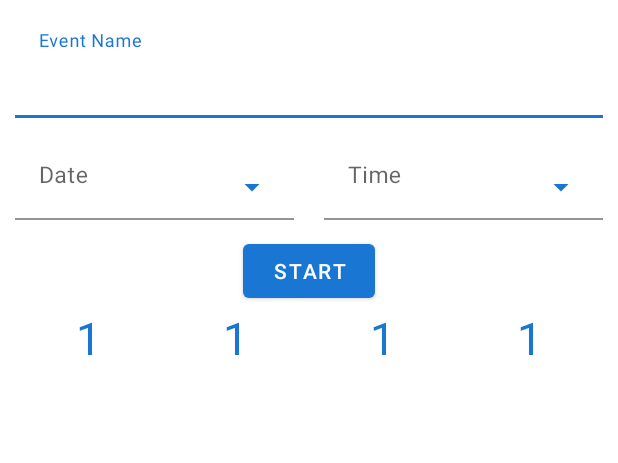
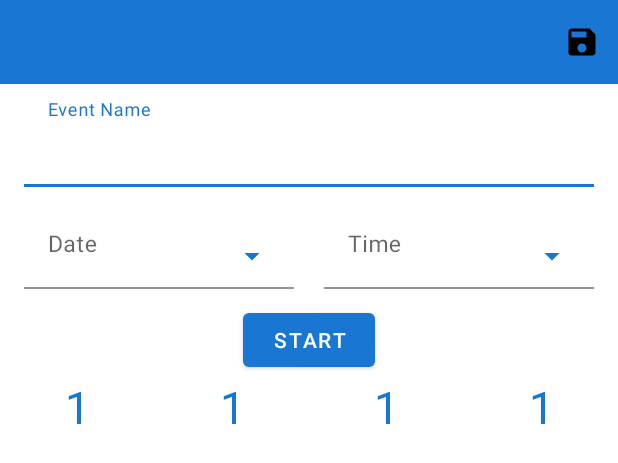
Before and after one commit to RoberMiranda92/CountDown, an Android app: the layout fragment_create_event.xml on its own in the app's theme, with its tools: preview values and no code run, on a phone screen of 412 x 824 dp. Shown: the top 463 px of the screen. Run offline under Robolectric (Android 15) with nearby library versions, the phone set to English and light mode, and no system bars.

Commit message:
Insert event in data base

```diff
--- a/app/build.gradle
+++ b/app/build.gradle
@@ -46,6 +46,8 @@ android {
 
 dependencies {
     implementation fileTree(dir: 'libs', include: ['*.jar'])
+    implementation project(":data")
+
     implementation "org.jetbrains.kotlin:kotlin-stdlib-jdk7:$kotlin_version"
     implementation 'androidx.appcompat:appcompat:1.1.0'
     implementation 'androidx.core:core-ktx:1.2.0'
--- a/app/src/main/java/com/robertomiranda/countdown/MainActivity.kt
+++ b/app/src/main/java/com/robertomiranda/countdown/MainActivity.kt
@@ -13,6 +13,5 @@ class MainActivity : AppCompatActivity() {
     override fun onCreate(savedInstanceState: Bundle?) {
         super.onCreate(savedInstanceState)
         setContentView(R.layout.activity_main)
-        setSupportActionBar(toolbar)
     }
 }
--- /dev/null
+++ b/app/src/main/res/drawable/ic_save.xml
@@ -0,0 +1,9 @@
+<vector xmlns:android="http://schemas.android.com/apk/res/android"
+        android:width="24dp"
+        android:height="24dp"
+        android:viewportWidth="24.0"
+        android:viewportHeight="24.0">
+    <path
+        android:fillColor="#FF000000"
+        android:pathData="M17,3L5,3c-1.11,0 -2,0.9 -2,2v14c0,1.1 0.89,2 2,2h14c1.1,0 2,-0.9 2,-2L21,7l-4,-4zM12,19c-1.66,0 -3,-1.34 -3,-3s1.34,-3 3,-3 3,1.34 3,3 -1.34,3 -3,3zM15,9L5,9L5,5h10v4z"/>
+</vector>
--- a/app/src/main/res/layout/fragment_create_event.xml
+++ b/app/src/main/res/layout/fragment_create_event.xml
@@ -18,18 +18,30 @@
         android:layout_width="match_parent"
         android:layout_height="match_parent"
         android:background="@drawable/rounded_primary_background"
-        android:padding="@dimen/default_margin"
         tools:context=".createevent.CreateEventFragment">
+
+        <androidx.appcompat.widget.Toolbar
+            android:id="@+id/toolbar"
+            android:layout_width="match_parent"
+            android:layout_height="?attr/actionBarSize"
+            android:background="?attr/colorPrimary"
+            app:layout_constraintStart_toEndOf="parent"
+            app:layout_constraintStart_toStartOf="parent"
+            app:layout_constraintTop_toTopOf="parent"
+            app:menu="@menu/create_event_menu"
+            app:popupTheme="@style/AppTheme.PopupOverlay" />
 
         <com.google.android.material.textfield.TextInputLayout
             android:id="@+id/event_name_container"
             style="@style/TextInputLayout"
             android:layout_width="match_parent"
             android:layout_height="wrap_content"
+            android:layout_marginStart="@dimen/default_activity_margin"
+            android:layout_marginEnd="@dimen/default_activity_margin"
             android:hint="@string/create_event_event_name"
             app:layout_constraintStart_toEndOf="parent"
             app:layout_constraintStart_toStartOf="parent"
-            app:layout_constraintTop_toTopOf="parent">
+            app:layout_constraintTop_toBottomOf="@id/toolbar">
 
             <com.google.android.material.textfield.TextInputEditText
                 style="@style/EditText.Big"
@@ -44,6 +56,7 @@
             style="@style/TextInputLayout"
             android:layout_width="0dp"
             android:layout_height="wrap_content"
+            android:layout_marginStart="@dimen/default_activity_margin"
             android:layout_marginTop="@dimen/default_margin"
             android:layout_marginEnd="@dimen/default_margin"
             android:foreground="?attr/selectableItemBackgroundBorderless"
@@ -69,6 +82,7 @@
             android:layout_height="wrap_content"
             android:layout_marginStart="@dimen/default_margin"
             android:layout_marginTop="@dimen/default_margin"
+            android:layout_marginEnd="@dimen/default_activity_margin"
             android:background="@color/white"
             android:foreground="?attr/selectableItemBackgroundBorderless"
             android:hint="@string/create_event_event_time"
@@ -102,41 +116,41 @@
             android:id="@+id/days"
             style="@style/Body.Big"
             android:layout_width="0dp"
-            tools:text = "1"
             android:layout_height="wrap_content"
             app:layout_constraintEnd_toStartOf="@id/hours"
             app:layout_constraintStart_toStartOf="parent"
-            app:layout_constraintTop_toBottomOf="@id/start_button" />
+            app:layout_constraintTop_toBottomOf="@id/start_button"
+            tools:text="1" />
 
         <com.google.android.material.textview.MaterialTextView
             android:id="@+id/hours"
             style="@style/Body.Big"
             android:layout_width="0dp"
-            tools:text = "1"
             android:layout_height="wrap_content"
             app:layout_constraintEnd_toStartOf="@id/minutes"
             app:layout_constraintStart_toEndOf="@id/days"
-            app:layout_constraintTop_toBottomOf="@id/start_button" />
+            app:layout_constraintTop_toBottomOf="@id/start_button"
+            tools:text="1" />
 
         <com.google.android.material.textview.MaterialTextView
             android:id="@+id/minutes"
             style="@style/Body.Big"
             android:layout_width="0dp"
-            tools:text = "1"
             android:layout_height="wrap_content"
             app:layout_constraintEnd_toStartOf="@id/seconds"
             app:layout_constraintStart_toEndOf="@id/hours"
-            app:layout_constraintTop_toBottomOf="@id/start_button" />
+            app:layout_constraintTop_toBottomOf="@id/start_button"
+            tools:text="1" />
 
         <com.google.android.material.textview.MaterialTextView
             android:id="@+id/seconds"
             style="@style/Body.Big"
             android:layout_width="0dp"
-            tools:text = "1"
             android:layout_height="wrap_content"
             app:layout_constraintEnd_toEndOf="parent"
             app:layout_constraintStart_toEndOf="@id/minutes"
-            app:layout_constraintTop_toBottomOf="@id/start_button" />
+            app:layout_constraintTop_toBottomOf="@id/start_button"
+            tools:text="1" />
 
     </androidx.constraintlayout.widget.ConstraintLayout>
 </layout>
--- /dev/null
+++ b/app/src/main/res/menu/create_event_menu.xml
@@ -0,0 +1,9 @@
+<?xml version="1.0" encoding="utf-8"?>
+<menu xmlns:android="http://schemas.android.com/apk/res/android"
+    xmlns:app="http://schemas.android.com/apk/res-auto">
+    <item
+        android:id="@+id/save_event"
+        android:icon="@drawable/ic_save"
+        android:title=""
+        app:showAsAction="always" />
+</menu>
--- a/data/src/main/java/com/robertomiranda/data/eventdetail/model/Event.kt
+++ b/data/src/main/java/com/robertomiranda/data/eventdetail/model/Event.kt
@@ -4,12 +4,13 @@ import androidx.room.ColumnInfo
 import androidx.room.Entity
 import androidx.room.PrimaryKey
 import java.io.Serializable
+import java.util.*
 
 @Entity(tableName = "events")
 data class Event(
     @PrimaryKey(autoGenerate = true)
     @ColumnInfo(name = "event_id")
-    val id: Int,
+    val id: Int = 0,
 
     @ColumnInfo(name = "event_name")
     val eventName: String,
--- a/data/src/main/java/com/robertomiranda/data/eventdetail/repository/EventsRepository.kt
+++ b/data/src/main/java/com/robertomiranda/data/eventdetail/repository/EventsRepository.kt
@@ -3,10 +3,11 @@ package com.robertomiranda.data.eventdetail.repository
 import com.robertomiranda.data.eventdetail.model.Event
 
 interface EventsRepository {
+    suspend fun getAllEvents(): List<Event>
 
     suspend fun insertEvent(event: Event)
 
-    suspend fun getEventById(id: Int)
+    suspend fun getEventById(id: Int): Event
 
     suspend fun removeEventByID(id: Int)
 }
```
Also changed, not shown: app/src/main/java/com/robertomiranda/countdown/CountDownApplication.kt (+6 -2 lines), app/src/main/java/com/robertomiranda/countdown/createevent/CreateEventFragment.kt (+17 -0 lines), app/src/main/java/com/robertomiranda/countdown/createevent/CreateEventViewModel.kt (+48 -11 lines), app/src/main/java/com/robertomiranda/countdown/koin/AppModule.kt (+9 -5 lines), app/src/main/res/layout/activity_main.xml (+3 -26 lines), data/src/main/java/com/robertomiranda/data/DataContextWrapper.kt (added, +8 -0 lines), data/src/main/java/com/robertomiranda/data/eventdetail/repository/LocalEventRepository.kt (+14 -4 lines), data/src/main/java/com/robertomiranda/data/room/DaoFactory.kt (added, +10 -0 lines), 1 other file.
